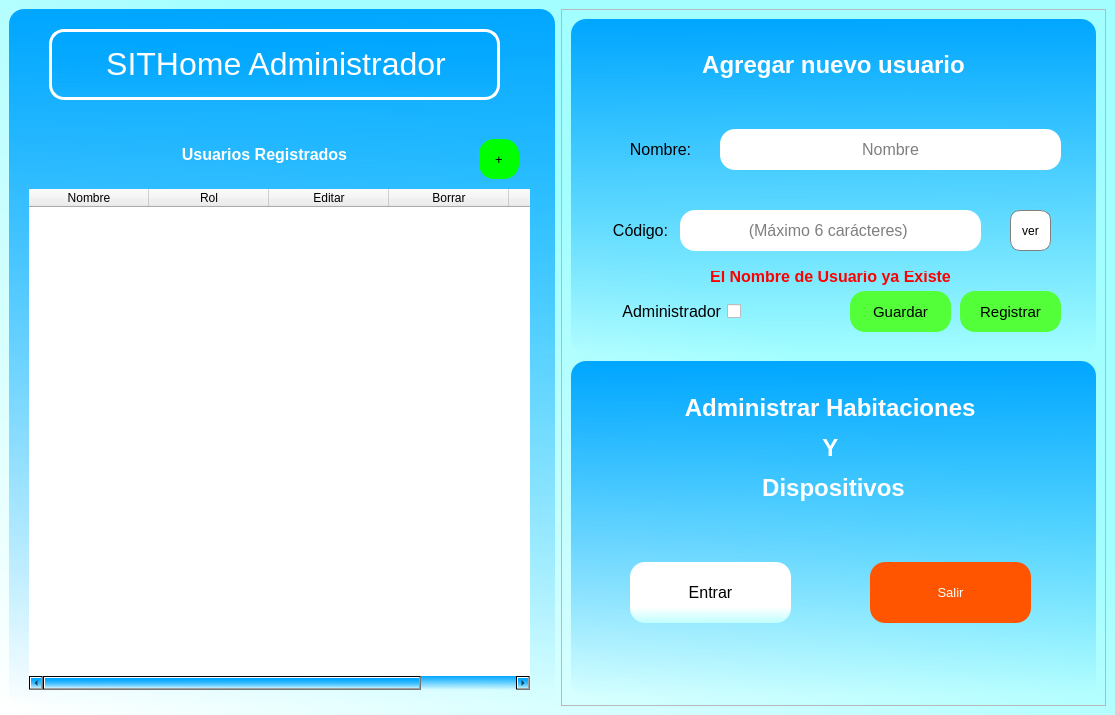
Old version of the form interfaces/SITHome_LoginAdmin.ui in the repository Geo18G/SITHome.
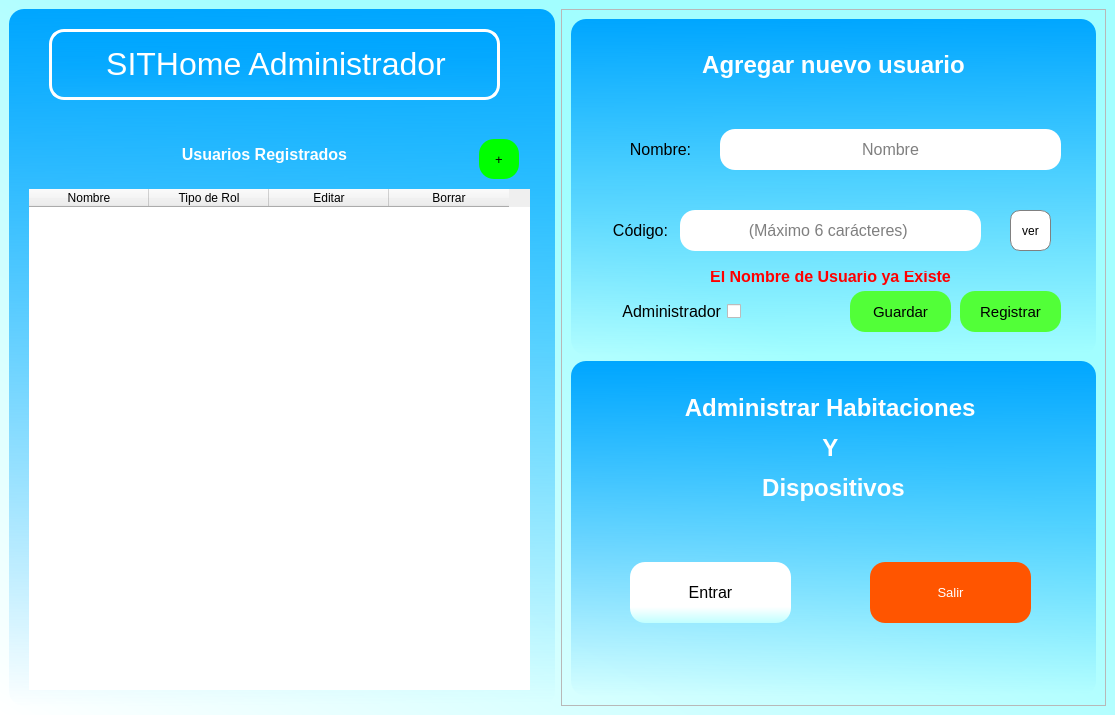
New version of the form.

Commit message: No borra dispositivo :(

Diff of the .ui file:
```diff
--- a/interfaces/SITHome_LoginAdmin.ui
+++ b/interfaces/SITHome_LoginAdmin.ui
@@ -112,7 +112,7 @@
        </column>
        <column>
         <property name="text">
-         <string>Rol</string>
+         <string>Tipo de Rol</string>
         </property>
        </column>
        <column>
@@ -125,11 +125,6 @@
          <string>Borrar</string>
         </property>
        </column>
-       <column>
-        <property name="text">
-         <string/>
-        </property>
-       </column>
       </widget>
       <widget class="QLabel" name="label_5">
        <property name="geometry">
```
The commit also changes 1 other file.
